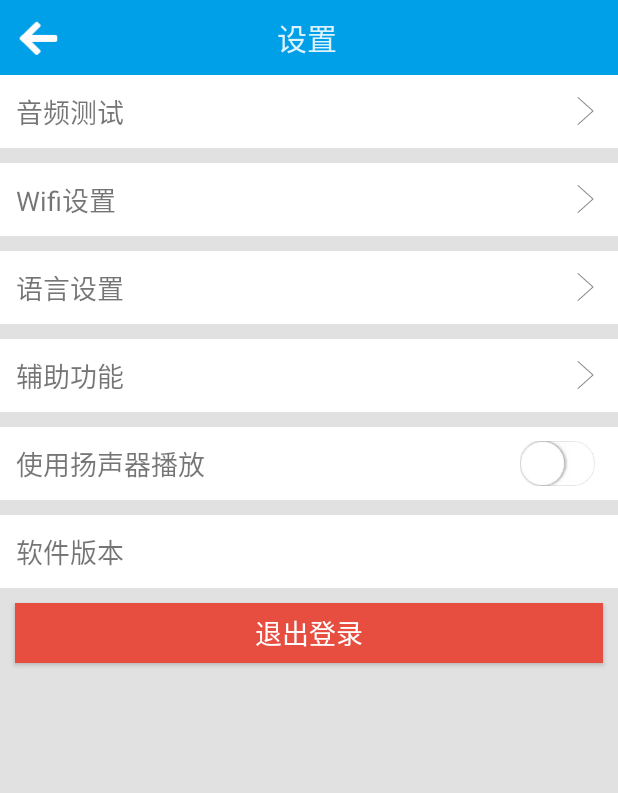
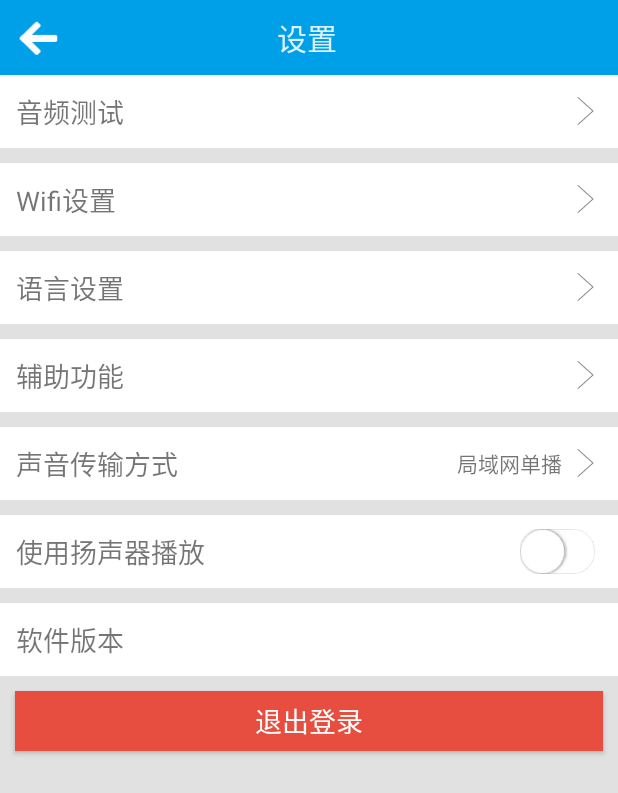
Before and after one commit to lyl15151865258/WifiInterPhone, an Android app: the SettingActivity screen opened directly, with no data from a screen before it, on a phone screen of 412 x 824 dp. Shown: the top 793 px of the screen. Run offline under Robolectric (Android 15) with nearby library versions, the phone set to English and light mode, and no system bars; our stand-ins replace CircleImageView.

```diff
--- a/app/src/main/java/net/zhongbenshuo/wifiinterphone/activity/SettingActivity.java
+++ b/app/src/main/java/net/zhongbenshuo/wifiinterphone/activity/SettingActivity.java
@@ -26,6 +26,7 @@ public class SettingActivity extends BaseActivity {
 
     private Context mContext;
     private SharedPreferencesUtil sharedPreferencesUtil;
+    private TextView tvSendMethod;
 
     @Override
     protected void onCreate(Bundle savedInstanceState) {
@@ -39,8 +40,30 @@ public class SettingActivity extends BaseActivity {
         findViewById(R.id.ll_wifiSettings).setOnClickListener(onClickListener);
         findViewById(R.id.ll_languageSettings).setOnClickListener(onClickListener);
         findViewById(R.id.ll_AccessibilityFeatures).setOnClickListener(onClickListener);
+        findViewById(R.id.llSendMode).setOnClickListener(onClickListener);
+        findViewById(R.id.btn_exit).setOnClickListener(onClickListener);
         ((ToggleButton) findViewById(R.id.toggle_useSpeakers)).setOnCheckedChangeListener(onCheckedChangeListener);
         ((TextView) findViewById(R.id.tvVersion)).setText(ApkUtils.getVersionName(mContext));
+        tvSendMethod = findViewById(R.id.tvSendMethod);
+    }
+
+    @Override
+    protected void onResume() {
+        super.onResume();
+        switch ((int) sharedPreferencesUtil.getData("broadcast", 0)) {
+            case 0:
+                tvSendMethod.setText(getString(R.string.send_wlan_unicast));
+                break;
+            case 1:
+                tvSendMethod.setText(getString(R.string.send_wlan_broadcast));
+                break;
+            case 2:
+                tvSendMethod.setText(getString(R.string.send_wan));
+                break;
+            default:
+                tvSendMethod.setText("");
+                break;
+        }
     }
 
     private View.OnClickListener onClickListener = (v) -> {
@@ -70,6 +93,14 @@ public class SettingActivity extends BaseActivity {
                     e.printStackTrace();
                 }
                 break;
+            case R.id.llSendMode:
+                // 声音传输方式
+                openActivity(SendMethodActivity.class);
+                break;
+            case R.id.btn_exit:
+                // 退出程序
+                ActivityController.exit();
+                break;
             default:
                 break;
         }
--- a/app/src/main/java/net/zhongbenshuo/wifiinterphone/utils/ActivityController.java
+++ b/app/src/main/java/net/zhongbenshuo/wifiinterphone/utils/ActivityController.java
@@ -91,7 +91,7 @@ public class ActivityController {
     }
 
     /**
-     * 退出程序时清空账号和版本对象，并删除所有Activity
+     * 退出程序
      */
     public static void exit() {
         List<Activity> delList = new ArrayList<>();
@@ -102,6 +102,7 @@ public class ActivityController {
             }
         }
         activities.removeAll(delList);
+        android.os.Process.killProcess(android.os.Process.myPid());
     }
 
     public Activity getCurrentActivity() {
--- a/app/src/main/res/layout/activity_settings.xml
+++ b/app/src/main/res/layout/activity_settings.xml
@@ -132,6 +132,40 @@
             </LinearLayout>
 
             <LinearLayout
+                android:id="@+id/llSendMode"
+                android:layout_width="match_parent"
+                android:layout_height="wrap_content"
+                android:layout_marginTop="@dimen/dp_10"
+                android:background="@color/white"
+                android:gravity="center_vertical"
+                android:orientation="horizontal"
+                android:padding="@dimen/dp_5">
+
+                <TextView
+                    android:layout_width="0px"
+                    android:layout_height="wrap_content"
+                    android:layout_weight="1"
+                    android:gravity="center_vertical"
+                    android:padding="@dimen/dp_5"
+                    android:text="@string/SendMode"
+                    android:textSize="@dimen/sp_18" />
+
+                <TextView
+                    android:id="@+id/tvSendMethod"
+                    android:layout_width="wrap_content"
+                    android:layout_height="match_parent"
+                    android:layout_marginEnd="@dimen/dp_5"
+                    android:gravity="center" />
+
+                <TextView
+                    android:layout_width="wrap_content"
+                    android:layout_height="match_parent"
+                    android:layout_marginEnd="@dimen/dp_5"
+                    android:drawableEnd="@drawable/ic_arrow_right"
+                    android:gravity="center" />
+            </LinearLayout>
+
+            <LinearLayout
                 android:layout_width="match_parent"
                 android:layout_height="wrap_content"
                 android:layout_marginTop="@dimen/dp_10"
--- a/app/src/main/res/layout/item_list_contact.xml
+++ b/app/src/main/res/layout/item_list_contact.xml
@@ -1,6 +1,5 @@
 <?xml version="1.0" encoding="utf-8"?>
 <LinearLayout xmlns:android="http://schemas.android.com/apk/res/android"
-    xmlns:app="http://schemas.android.com/apk/res-auto"
     android:layout_width="match_parent"
     android:layout_height="wrap_content"
     android:background="@drawable/background_item_list_selector"
--- a/app/src/main/res/values/strings.xml
+++ b/app/src/main/res/values/strings.xml
@@ -20,6 +20,7 @@
     <string name="WifiSettings">Wifi设置</string>
     <string name="LanguageSettings">语言设置</string>
     <string name="AccessibilityFeatures">辅助功能</string>
+    <string name="SendMode">声音传输方式</string>
     <string name="PlayWithSpeakers">使用扬声器播放</string>
     <string name="Version">软件版本</string>
     <string name="working">对讲机服务工作中</string>
@@ -45,4 +46,8 @@
     <string name="accessibility_name">局域网对讲机(推荐开启)</string>
     <string name="accessibility_description">按键捕获</string>
 
+    <string name="send_wlan_unicast">局域网单播</string>
+    <string name="send_wlan_broadcast">局域网广播</string>
+    <string name="send_wan">广域网</string>
+
 </resources>
```
Also changed, not shown: app/src/main/AndroidManifest.xml (+14 -2 lines), app/src/main/java/net/zhongbenshuo/wifiinterphone/activity/MainActivity.java (+46 -32 lines), app/src/main/java/net/zhongbenshuo/wifiinterphone/activity/SendMethodActivity.java (added, +87 -0 lines), app/src/main/java/net/zhongbenshuo/wifiinterphone/broadcast/MediaButtonReceiver.java (added, +117 -0 lines), app/src/main/java/net/zhongbenshuo/wifiinterphone/job/Encoder.java (+6 -1 lines), app/src/main/res/layout/activity_default_send_method.xml (added, +98 -0 lines), 3 other files.
